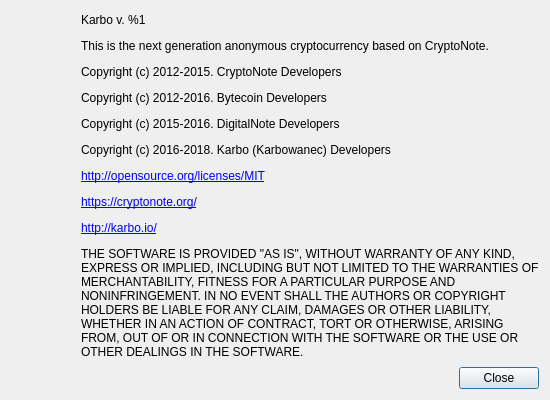
Old version of the form src/gui/ui/aboutdialog.ui in the repository cryptonotefoundation/cryptonotewallet.
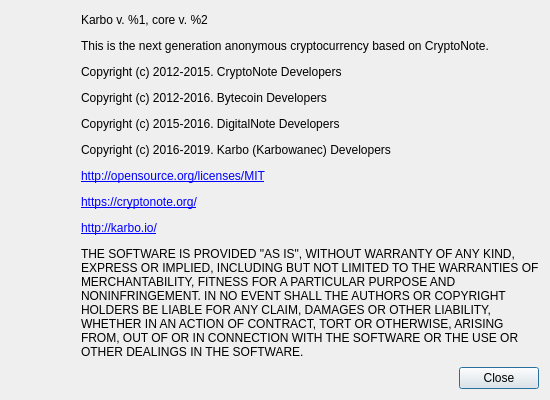
New version of the form. Icons and pictures are not drawn.

Commit message: Core update and display its version in About dialog

The edit to the form file:
```diff
--- a/src/gui/ui/aboutdialog.ui
+++ b/src/gui/ui/aboutdialog.ui
@@ -98,7 +98,7 @@
         </size>
        </property>
        <property name="text">
-        <string>&lt;html&gt;&lt;head/&gt;&lt;body&gt;&lt;p&gt;Karbo v. %1&lt;/p&gt;&lt;p&gt;This is the next generation anonymous cryptocurrency based on CryptoNote.&lt;/p&gt;&lt;p&gt;Copyright (c) 2012-2015. CryptoNote Developers&lt;/p&gt;&lt;p&gt;Copyright (c) 2012-2016. Bytecoin Developers&lt;/p&gt;&lt;p&gt;Copyright (c) 2015-2016. DigitalNote Developers&lt;/p&gt;&lt;p&gt;Copyright (c) 2016-2018. Karbo (Karbowanec) Developers&lt;/p&gt;&lt;p&gt;&lt;a href=&quot;http://opensource.org/licenses/MIT&quot;&gt;&lt;span style=&quot; text-decoration: underline; color:#0000ff;&quot;&gt;http://opensource.org/licenses/MIT&lt;/span&gt;&lt;/a&gt;&lt;/p&gt;&lt;p&gt;&lt;a href=&quot;https://cryptonote.org/&quot;&gt;&lt;span style=&quot; text-decoration: underline; color:#0000ff;&quot;&gt;https://cryptonote.org/&lt;/span&gt;&lt;/a&gt;&lt;/p&gt;&lt;p&gt;&lt;a href=&quot;http://karbo.io/&quot;&gt;&lt;span style=&quot; text-decoration: underline; color:#0000ff;&quot;&gt;http://karbo.io/&lt;/span&gt;&lt;/a&gt;&lt;/p&gt;&lt;p&gt;THE SOFTWARE IS PROVIDED &amp;quot;AS IS&amp;quot;, WITHOUT WARRANTY OF ANY KIND, EXPRESS OR IMPLIED, INCLUDING BUT NOT LIMITED TO THE WARRANTIES OF MERCHANTABILITY, FITNESS FOR A PARTICULAR PURPOSE AND NONINFRINGEMENT. IN NO EVENT SHALL THE AUTHORS OR COPYRIGHT HOLDERS BE LIABLE FOR ANY CLAIM, DAMAGES OR OTHER LIABILITY, WHETHER IN AN ACTION OF CONTRACT, TORT OR OTHERWISE, ARISING FROM, OUT OF OR IN CONNECTION WITH THE SOFTWARE OR THE USE OR OTHER DEALINGS IN THE SOFTWARE.&lt;/p&gt;&lt;/body&gt;&lt;/html&gt;</string>
+            <string>&lt;html&gt;&lt;head/&gt;&lt;body&gt;&lt;p&gt;Karbo v. %1, core v. %2&lt;/p&gt;&lt;p&gt;This is the next generation anonymous cryptocurrency based on CryptoNote.&lt;/p&gt;&lt;p&gt;Copyright (c) 2012-2015. CryptoNote Developers&lt;/p&gt;&lt;p&gt;Copyright (c) 2012-2016. Bytecoin Developers&lt;/p&gt;&lt;p&gt;Copyright (c) 2015-2016. DigitalNote Developers&lt;/p&gt;&lt;p&gt;Copyright (c) 2016-2019. Karbo (Karbowanec) Developers&lt;/p&gt;&lt;p&gt;&lt;a href=&quot;http://opensource.org/licenses/MIT&quot;&gt;&lt;span style=&quot; text-decoration: underline; color:#0000ff;&quot;&gt;http://opensource.org/licenses/MIT&lt;/span&gt;&lt;/a&gt;&lt;/p&gt;&lt;p&gt;&lt;a href=&quot;https://cryptonote.org/&quot;&gt;&lt;span style=&quot; text-decoration: underline; color:#0000ff;&quot;&gt;https://cryptonote.org/&lt;/span&gt;&lt;/a&gt;&lt;/p&gt;&lt;p&gt;&lt;a href=&quot;http://karbo.io/&quot;&gt;&lt;span style=&quot; text-decoration: underline; color:#0000ff;&quot;&gt;http://karbo.io/&lt;/span&gt;&lt;/a&gt;&lt;/p&gt;&lt;p&gt;THE SOFTWARE IS PROVIDED &amp;quot;AS IS&amp;quot;, WITHOUT WARRANTY OF ANY KIND, EXPRESS OR IMPLIED, INCLUDING BUT NOT LIMITED TO THE WARRANTIES OF MERCHANTABILITY, FITNESS FOR A PARTICULAR PURPOSE AND NONINFRINGEMENT. IN NO EVENT SHALL THE AUTHORS OR COPYRIGHT HOLDERS BE LIABLE FOR ANY CLAIM, DAMAGES OR OTHER LIABILITY, WHETHER IN AN ACTION OF CONTRACT, TORT OR OTHERWISE, ARISING FROM, OUT OF OR IN CONNECTION WITH THE SOFTWARE OR THE USE OR OTHER DEALINGS IN THE SOFTWARE.&lt;/p&gt;&lt;/body&gt;&lt;/html&gt;</string>
        </property>
        <property name="textFormat">
         <enum>Qt::RichText</enum>
```
The commit also changes 17 other files.
